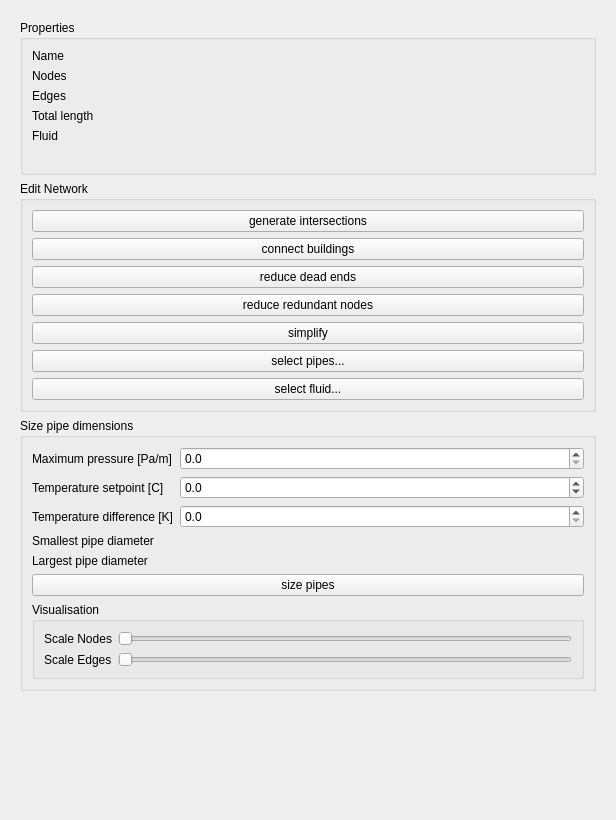
First picture: the form in SIM-VICUS/src/SVPropNetworkEditWidget.ui, repository ghorwin/SIM-VICUS, before the edit.
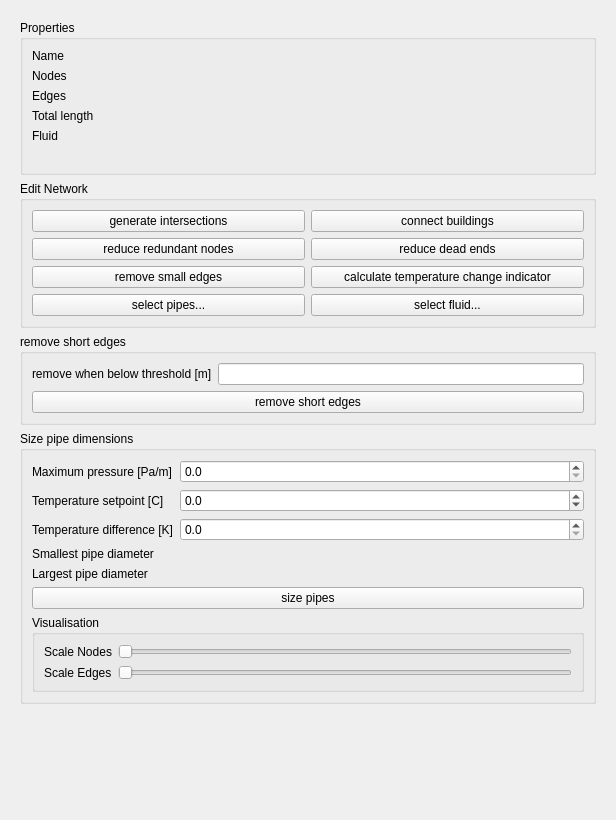
Second picture: the form after the edit. The open tabs and pages were chosen to show the change. Custom widgets are drawn as their Qt base class.

Commit message: several changes in vicus network and additional algorithms

The edit to the form file:
```diff
--- a/SIM-VICUS/src/SVPropNetworkEditWidget.ui
+++ b/SIM-VICUS/src/SVPropNetworkEditWidget.ui
@@ -112,56 +112,89 @@
          <property name="title">
           <string>Edit Network</string>
          </property>
-         <layout class="QVBoxLayout" name="verticalLayout">
-          <item>
-           <widget class="QPushButton" name="pushButtonGenerateIntersections">
+         <layout class="QGridLayout" name="gridLayout_6">
+          <item row="7" column="1">
+           <widget class="QPushButton" name="pushButtonSelectFluid">
             <property name="text">
-             <string>generate intersections</string>
+             <string>select fluid...</string>
             </property>
            </widget>
           </item>
-          <item>
+          <item row="7" column="0">
+           <widget class="QPushButton" name="pushButtonSelectPipes">
+            <property name="text">
+             <string>select pipes...</string>
+            </property>
+           </widget>
+          </item>
+          <item row="0" column="1">
            <widget class="QPushButton" name="pushButtonConnectBuildings">
             <property name="text">
              <string>connect buildings</string>
             </property>
            </widget>
           </item>
-          <item>
-           <widget class="QPushButton" name="pushButtonReduceDeadEnds">
+          <item row="2" column="0">
+           <widget class="QPushButton" name="pushButton">
             <property name="text">
-             <string>reduce dead ends</string>
+             <string>remove small edges</string>
             </property>
            </widget>
           </item>
-          <item>
+          <item row="0" column="0">
+           <widget class="QPushButton" name="pushButtonGenerateIntersections">
+            <property name="text">
+             <string>generate intersections</string>
+            </property>
+           </widget>
+          </item>
+          <item row="1" column="0">
            <widget class="QPushButton" name="pushButtonReduceRedundantNodes">
             <property name="text">
              <string>reduce redundant nodes</string>
             </property>
            </widget>
           </item>
-          <item>
-           <widget class="QPushButton" name="pushButtonSimplify">
+          <item row="1" column="1">
+           <widget class="QPushButton" name="pushButtonReduceDeadEnds">
             <property name="text">
-             <string>simplify</string>
+             <string>reduce dead ends</string>
             </property>
            </widget>
           </item>
-          <item>
-           <widget class="QPushButton" name="pushButtonSelectPipes">
+          <item row="2" column="1">
+           <widget class="QPushButton" name="pushButtonTempChangeIndicator">
             <property name="text">
-             <string>select pipes...</string>
+             <string>calculate temperature change indicator</string>
             </property>
            </widget>
           </item>
-          <item>
-           <widget class="QPushButton" name="pushButtonSelectFluid">
+         </layout>
+        </widget>
+       </item>
+       <item>
+        <widget class="QGroupBox" name="groupBox">
+         <property name="title">
+          <string>remove short edges</string>
+         </property>
+         <layout class="QFormLayout" name="formLayout_4">
+          <item row="0" column="0">
+           <widget class="QLabel" name="label_24">
             <property name="text">
-             <string>select fluid...</string>
+             <string>remove when below threshold [m]</string>
             </property>
            </widget>
           </item>
+          <item row="3" column="0" colspan="2">
+           <widget class="QPushButton" name="pushButtonRemoveSmallEdge">
+            <property name="text">
+             <string>remove short edges</string>
+            </property>
+           </widget>
+          </item>
+          <item row="0" column="1">
+           <widget class="QtExt::ValidatingLineEdit" name="lineEditThresholdSmallEdge"/>
+          </item>
          </layout>
         </widget>
        </item>
@@ -805,17 +838,17 @@
   </layout>
  </widget>
  <customwidgets>
-  <customwidget>
-   <class>QtExt::ValidatingLineEdit</class>
-   <extends>QLineEdit</extends>
-   <header location="global">QtExt_ValidatingLineEdit.h</header>
-  </customwidget>
   <customwidget>
    <class>QtExt::BrowseFilenameWidget</class>
    <extends>QWidget</extends>
    <header location="global">QtExt_BrowseFilenameWidget.h</header>
    <container>1</container>
   </customwidget>
+  <customwidget>
+   <class>QtExt::ValidatingLineEdit</class>
+   <extends>QLineEdit</extends>
+   <header location="global">QtExt_ValidatingLineEdit.h</header>
+  </customwidget>
  </customwidgets>
  <resources/>
  <connections/>
```
Left out of the diff: 49 changed lines with no effect on the pictures. The commit also changes 9 other files.
